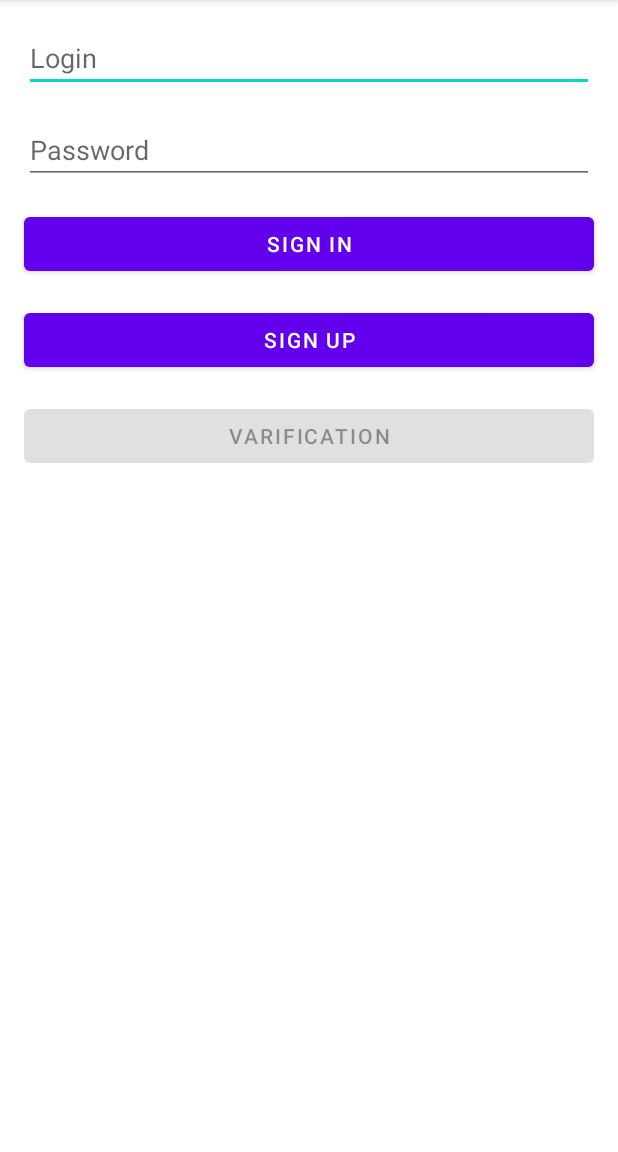
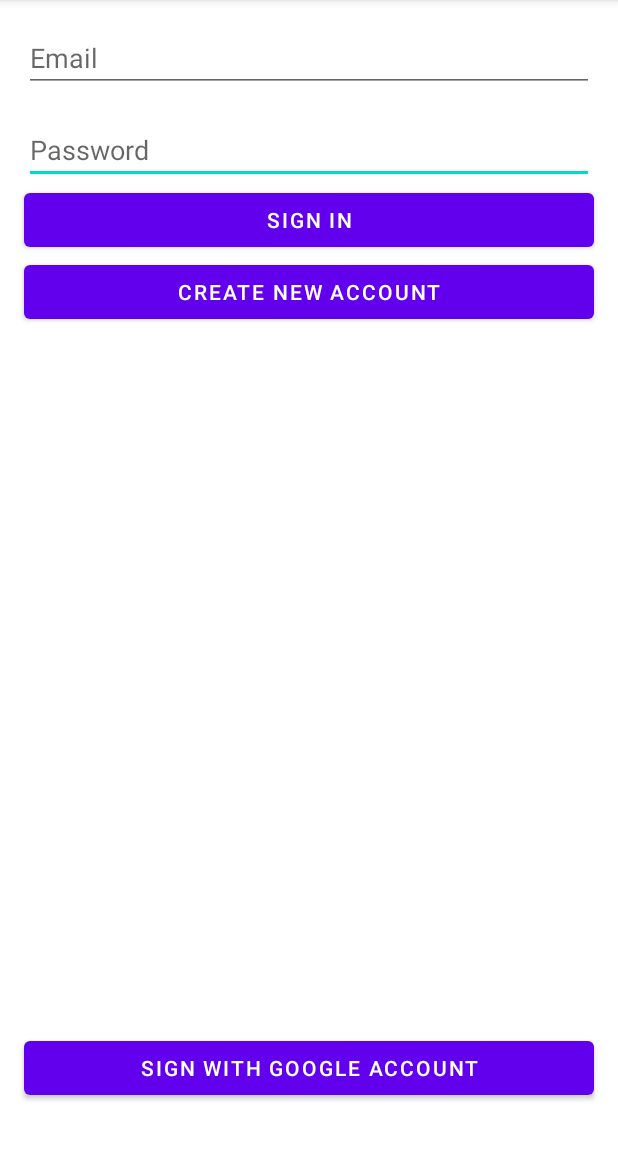
Before and after one commit to Keslerdk/memes, an Android app: the screen it shows after launch (MainActivity), on a phone screen of 412 x 824 dp, the part 84-1236 px from its top. Run offline under Robolectric (Android 15) with nearby library versions, the phone set to English and light mode, and no system bars; our stand-ins replace Firebase (no records; nobody signed in at launch, a user with empty details on screens opened directly).

Commit message:
sign in with google

```diff
--- a/app/build.gradle
+++ b/app/build.gradle
@@ -34,8 +34,12 @@ dependencies {
     implementation 'androidx.appcompat:appcompat:1.2.0'
     implementation 'com.google.android.material:material:1.2.1'
     implementation 'androidx.constraintlayout:constraintlayout:2.0.4'
-    implementation 'com.google.firebase:firebase-auth:20.0.2'
+
     testImplementation 'junit:junit:4.+'
     androidTestImplementation 'androidx.test.ext:junit:1.1.2'
     androidTestImplementation 'androidx.test.espresso:espresso-core:3.3.0'
+
+    implementation platform('com.google.firebase:firebase-bom:26.4.0')
+    implementation 'com.google.firebase:firebase-auth:20.0.2'
+    implementation 'com.google.android.gms:play-services-auth:19.0.0'
 }
--- a/app/src/main/AndroidManifest.xml
+++ b/app/src/main/AndroidManifest.xml
@@ -9,6 +9,7 @@
         android:roundIcon="@mipmap/ic_launcher_round"
         android:supportsRtl="true"
         android:theme="@style/Theme.Memes">
+        <activity android:name=".Registration"></activity>
         <activity android:name=".MainActivity">
             <intent-filter>
                 <action android:name="android.intent.action.MAIN" />
--- a/app/src/main/java/com/example/memes/MainActivity.java
+++ b/app/src/main/java/com/example/memes/MainActivity.java
@@ -3,29 +3,40 @@ package com.example.memes;
 import androidx.annotation.NonNull;
 import androidx.appcompat.app.AppCompatActivity;
 
+import android.content.Intent;
 import android.os.Bundle;
+import android.util.Log;
 import android.view.View;
 import android.widget.Button;
 import android.widget.EditText;
-import android.widget.LinearLayout;
-import android.widget.RelativeLayout;
 import android.widget.Toast;
 
+import com.google.android.gms.auth.api.signin.GoogleSignIn;
+import com.google.android.gms.auth.api.signin.GoogleSignInAccount;
+import com.google.android.gms.auth.api.signin.GoogleSignInClient;
+import com.google.android.gms.auth.api.signin.GoogleSignInOptions;
+import com.google.android.gms.common.api.ApiException;
 import com.google.android.gms.tasks.OnCompleteListener;
 import com.google.android.gms.tasks.Task;
-import com.google.firebase.auth.ActionCodeSettings;
+import com.google.android.material.snackbar.Snackbar;
+import com.google.firebase.auth.AuthCredential;
 import com.google.firebase.auth.AuthResult;
 import com.google.firebase.auth.FirebaseAuth;
 import com.google.firebase.auth.FirebaseUser;
+import com.google.firebase.auth.GoogleAuthProvider;
 
 public class MainActivity extends AppCompatActivity {
+    private static final int RC_SIGN_IN = 120;
     private FirebaseAuth mAuth;
+    private GoogleSignInClient googleSignInClient;
 
     private EditText Elogin;
     private EditText Epassword;
+
     private Button SignIn;
-    private Button SignUp;
-    private Button Varific;
+    private Button newAcc;
+    private Button googleSignIn;
+
 
     @Override
     protected void onCreate(Bundle savedInstanceState) {
@@ -33,14 +44,18 @@ public class MainActivity extends AppCompatActivity {
         setContentView(R.layout.activity_main);
         mAuth = FirebaseAuth.getInstance();
 
+        GoogleSignInOptions gso = new GoogleSignInOptions.Builder(GoogleSignInOptions.DEFAULT_SIGN_IN)
+                .requestIdToken(getString(R.string.default_web_client_id))
+                .requestEmail()
+                .build();
+        googleSignInClient = GoogleSignIn.getClient(this, gso);
+
         Elogin = (EditText) findViewById(R.id.editLogin);
-        Epassword= (EditText) findViewById(R.id.editPassword);
+        Epassword = (EditText) findViewById(R.id.editPassword);
 
-        SignIn= (Button) findViewById(R.id.signIn);
-        SignUp = (Button) findViewById(R.id.signUp);
-        Varific = (Button) findViewById(R.id.varific);
-        Varific.setEnabled(false);
-
+        SignIn = (Button) findViewById(R.id.signIn);
+        newAcc = (Button) findViewById(R.id.newAcc);
+        googleSignIn = (Button) findViewById(R.id.googleSighIn);
 
         SignIn.setOnClickListener(new View.OnClickListener() {
             @Override
@@ -48,17 +63,17 @@ public class MainActivity extends AppCompatActivity {
                 signing(Elogin.getText().toString(), Epassword.getText().toString());
             }
         });
-        SignUp.setOnClickListener(new View.OnClickListener() {
+        newAcc.setOnClickListener(new View.OnClickListener() {
             @Override
             public void onClick(View v) {
-
-                registration(Elogin.getText().toString(), Epassword.getText().toString());
+                Intent intent = new Intent(MainActivity.this, Registration.class);
+                startActivity(intent);
             }
         });
-        Varific.setOnClickListener(new View.OnClickListener() {
+        googleSignIn.setOnClickListener(new View.OnClickListener() {
             @Override
             public void onClick(View v) {
-                sendEmail();
+                signIn();
             }
         });
     }
@@ -68,41 +83,65 @@ public class MainActivity extends AppCompatActivity {
         super.onStart();
         // Check if user is signed in (non-null) and update UI accordingly.
         FirebaseUser currentUser = mAuth.getCurrentUser();
-        if (currentUser!=null) {}
-        else {}
+        if (currentUser != null) {
+        } else {
+        }
     }
 
-    public void signing (String email, String password) {
+    public void signing(String email, String password) {
         mAuth.signInWithEmailAndPassword(email, password).addOnCompleteListener(this, new OnCompleteListener<AuthResult>() {
             @Override
             public void onComplete(@NonNull Task<AuthResult> task) {
-                if (task.isSuccessful()) Toast.makeText(MainActivity.this, "Авторизация успешна", Toast.LENGTH_SHORT).show();
-                else Toast.makeText(MainActivity.this, "Авторизация провалена", Toast.LENGTH_SHORT).show();
+                if (task.isSuccessful())
+                    Toast.makeText(MainActivity.this, "Авторизация успешна", Toast.LENGTH_SHORT).show();
+                else
+                    Toast.makeText(MainActivity.this, "Авторизация провалена", Toast.LENGTH_SHORT).show();
             }
         });
     }
 
-
-
-    public void registration (String email, String password) {
-        Varific.setEnabled(true);
-        mAuth.createUserWithEmailAndPassword(email, password).addOnCompleteListener(this, new OnCompleteListener<AuthResult>() {
-            @Override
-            public void onComplete(@NonNull Task<AuthResult> task) {
-                if (task.isSuccessful()) Toast.makeText(MainActivity.this, "Регистрация успешна", Toast.LENGTH_SHORT).show();
-                else Toast.makeText(MainActivity.this, "Регистрация провалена", Toast.LENGTH_SHORT).show();
-            }
-        });
+    private void signIn() {
+        Intent signInIntent = googleSignInClient.getSignInIntent();
+        startActivityForResult(signInIntent, RC_SIGN_IN);
     }
 
-    public void sendEmail() {
-        FirebaseUser user = mAuth.getCurrentUser();
-        user.sendEmailVerification().addOnCompleteListener(this, new OnCompleteListener<Void>() {
-            @Override
-            public void onComplete(@NonNull Task<Void> task) {
-                if (task.isSuccessful()) Toast.makeText(MainActivity.this, "Verification email sent to " + user.getEmail(), Toast.LENGTH_SHORT).show();
-                else Toast.makeText(MainActivity.this, "Failed to send verification email.", Toast.LENGTH_SHORT).show();
+    @Override
+    public void onActivityResult(int requestCode, int resultCode, Intent data) {
+        super.onActivityResult(requestCode, resultCode, data);
+
+        // Result returned from launching the Intent from GoogleSignInApi.getSignInIntent(...);
+        if (requestCode == RC_SIGN_IN) {
+            Task<GoogleSignInAccount> task = GoogleSignIn.getSignedInAccountFromIntent(data);
+
+            try {
+                // Google Sign In was successful, authenticate with Firebase
+                GoogleSignInAccount account = task.getResult(ApiException.class);
+                Log.d("yes", "firebaseAuthWithGoogle:" + account.getId());
+                firebaseAuthWithGoogle(account.getIdToken());
+            } catch (ApiException e) {
+                // Google Sign In failed, update UI appropriately
+                Log.w("no", "Google sign in failed", e);
+                // ...
             }
-        });
+
+        }
+    }
+
+    private void firebaseAuthWithGoogle(String idToken) {
+        AuthCredential credential = GoogleAuthProvider.getCredential(idToken, null);
+        mAuth.signInWithCredential(credential)
+                .addOnCompleteListener(this, new OnCompleteListener<AuthResult>() {
+                    @Override
+                    public void onComplete(@NonNull Task<AuthResult> task) {
+                        if (task.isSuccessful()) {
+                            // Sign in success, update UI with the signed-in user's information
+                            Log.d("yes", "signInWithCredential:success");
+                            FirebaseUser user = mAuth.getCurrentUser();
+                        } else {
+                            // If sign in fails, display a message to the user.
+                            Log.w("no", "signInWithCredential:failure", task.getException());
+                        }
+                    }
+                });
     }
 }
--- a/app/src/main/res/layout/activity_main.xml
+++ b/app/src/main/res/layout/activity_main.xml
@@ -5,6 +5,38 @@
     android:layout_width="match_parent"
     android:layout_height="match_parent"
     tools:context=".MainActivity">
+
+    <EditText
+        android:id="@+id/editPassword"
+        android:layout_width="0dp"
+        android:layout_height="wrap_content"
+        android:layout_marginTop="16dp"
+        android:ems="10"
+        android:hint="Password"
+        android:inputType="textPassword"
+        app:layout_constraintEnd_toEndOf="@+id/editLogin"
+        app:layout_constraintStart_toStartOf="@+id/editLogin"
+        app:layout_constraintTop_toBottomOf="@+id/editLogin" />
+
+    <Button
+        android:id="@+id/signIn"
+        android:layout_width="0dp"
+        android:layout_height="wrap_content"
+        android:text="Sign In"
+        app:layout_constraintEnd_toEndOf="@+id/editPassword"
+        app:layout_constraintHorizontal_bias="0.0"
+        app:layout_constraintStart_toStartOf="@+id/editPassword"
+        app:layout_constraintTop_toBottomOf="@+id/editPassword" />
+
+    <Button
+        android:id="@+id/newAcc"
+        android:layout_width="0dp"
+        android:layout_height="wrap_content"
+        android:text="Create new account"
+        app:layout_constraintEnd_toEndOf="@+id/signIn"
+        app:layout_constraintHorizontal_bias="0.528"
+        app:layout_constraintStart_toStartOf="@+id/signIn"
+        app:layout_constraintTop_toBottomOf="@+id/signIn" />
 
     <EditText
         android:id="@+id/editLogin"
@@ -16,72 +48,23 @@
         android:layout_marginEnd="16dp"
         android:layout_marginRight="16dp"
         android:ems="10"
-        android:hint="Login"
-        android:inputType="textPersonName"
-        app:layout_constraintBottom_toTopOf="@+id/editPassword"
+        android:hint="Email"
+        android:inputType="textEmailAddress"
         app:layout_constraintEnd_toEndOf="parent"
-        app:layout_constraintHorizontal_bias="0.5"
         app:layout_constraintStart_toStartOf="parent"
         app:layout_constraintTop_toTopOf="parent" />
 
-    <EditText
-        android:id="@+id/editPassword"
+    <Button
+        android:id="@+id/googleSighIn"
         android:layout_width="0dp"
         android:layout_height="wrap_content"
         android:layout_marginStart="16dp"
         android:layout_marginLeft="16dp"
-        android:layout_marginTop="16dp"
         android:layout_marginEnd="16dp"
         android:layout_marginRight="16dp"
-        android:ems="10"
-        android:hint="Password"
-        android:inputType="textPassword"
+        android:layout_marginBottom="32dp"
+        android:text="Sign with Google Account"
+        app:layout_constraintBottom_toBottomOf="parent"
         app:layout_constraintEnd_toEndOf="parent"
-        app:layout_constraintHorizontal_bias="0.5"
-        app:layout_constraintStart_toStartOf="parent"
-        app:layout_constraintTop_toBottomOf="@+id/editLogin" />
-
-    <Button
-        android:id="@+id/signIn"
-        android:layout_width="0dp"
-        android:layout_height="wrap_content"
-        android:layout_marginStart="16dp"
-        android:layout_marginLeft="16dp"
-        android:layout_marginTop="16dp"
-        android:layout_marginEnd="16dp"
-        android:layout_marginRight="16dp"
-        android:text="Sign In"
-        app:layout_constraintEnd_toEndOf="parent"
-        app:layout_constraintHorizontal_bias="0.0"
-        app:layout_constraintStart_toStartOf="parent"
-        app:layout_constraintTop_toBottomOf="@+id/editPassword" />
-
-    <Button
-        android:id="@+id/signUp"
-        android:layout_width="0dp"
-        android:layout_height="wrap_content"
-        android:layout_marginStart="16dp"
-        android:layout_marginLeft="16dp"
-        android:layout_marginTop="16dp"
-        android:layout_marginEnd="16dp"
-        android:layout_marginRight="16dp"
-        android:text="Sign Up"
-        app:layout_constraintEnd_toEndOf="parent"
-        app:layout_constraintHorizontal_bias="0.528"
-        app:layout_constraintStart_toStartOf="parent"
-        app:layout_constraintTop_toBottomOf="@+id/signIn" />
-
-    <Button
-        android:id="@+id/varific"
-        android:layout_width="0dp"
-        android:layout_height="wrap_content"
-        android:layout_marginStart="16dp"
-        android:layout_marginLeft="16dp"
-        android:layout_marginTop="16dp"
-        android:layout_marginEnd="16dp"
-        android:layout_marginRight="16dp"
-        android:text="varification"
-        app:layout_constraintEnd_toEndOf="parent"
-        app:layout_constraintStart_toStartOf="parent"
-        app:layout_constraintTop_toBottomOf="@+id/signUp" />
+        app:layout_constraintStart_toStartOf="parent" />
 </androidx.constraintlayout.widget.ConstraintLayout>
```
Also changed, not shown: app/src/main/java/com/example/memes/Registration.java (added, +81 -0 lines), app/src/main/res/layout/activity_registration.xml (added, +54 -0 lines), gradle/wrapper/gradle-wrapper.properties.
